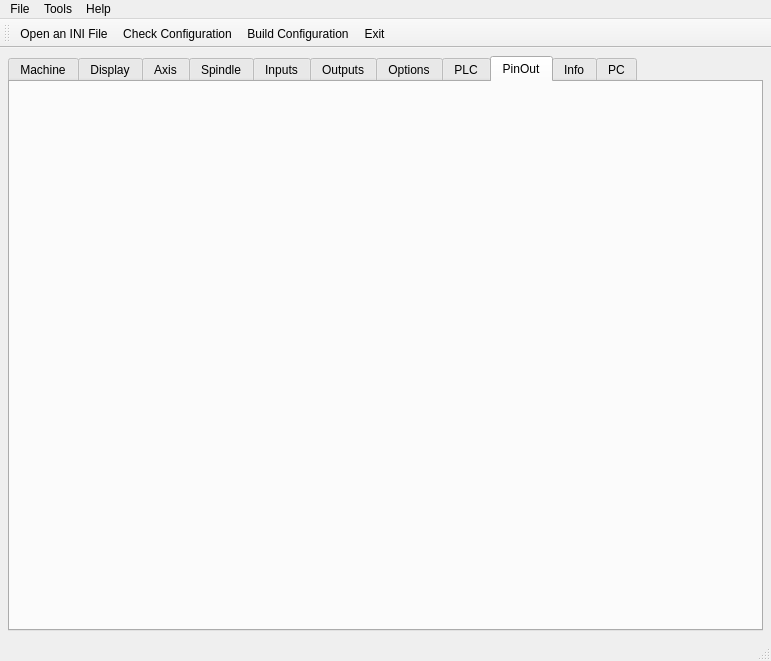
Above: 7i96.ui from snelweg/7i96 before the change. Below: the same form after it.
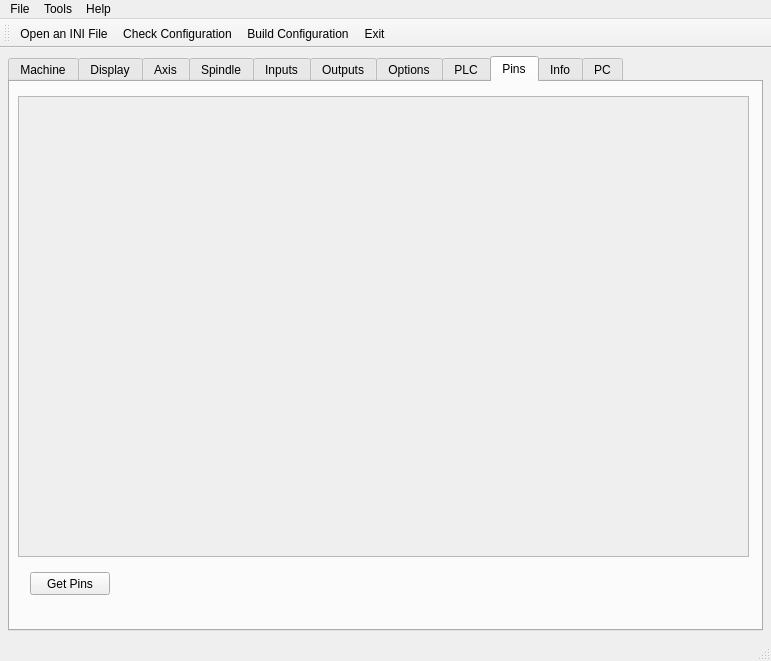
That is the form after the change. The open tabs and pages were chosen to show the change.

Commit message: get pins and display them

```diff
--- a/7i96.ui
+++ b/7i96.ui
@@ -6196,8 +6196,56 @@
       </widget>
       <widget class="QWidget" name="tab">
        <attribute name="title">
-        <string>PinOut</string>
+        <string>Pins</string>
        </attribute>
+       <widget class="QScrollArea" name="scrollArea_4">
+        <property name="geometry">
+         <rect>
+          <x>8</x>
+          <y>14</y>
+          <width>731</width>
+          <height>461</height>
+         </rect>
+        </property>
+        <property name="widgetResizable">
+         <bool>true</bool>
+        </property>
+        <widget class="QWidget" name="scrollAreaWidgetContents_4">
+         <property name="geometry">
+          <rect>
+           <x>0</x>
+           <y>0</y>
+           <width>729</width>
+           <height>459</height>
+          </rect>
+         </property>
+         <layout class="QGridLayout" name="gridLayout_41">
+          <item row="0" column="0">
+           <widget class="QLabel" name="pinsLB">
+            <property name="text">
+             <string/>
+            </property>
+            <property name="alignment">
+             <set>Qt::AlignLeading|Qt::AlignLeft|Qt::AlignTop</set>
+            </property>
+           </widget>
+          </item>
+         </layout>
+        </widget>
+       </widget>
+       <widget class="QPushButton" name="pinsPB">
+        <property name="geometry">
+         <rect>
+          <x>20</x>
+          <y>490</y>
+          <width>80</width>
+          <height>23</height>
+         </rect>
+        </property>
+        <property name="text">
+         <string>Get Pins</string>
+        </property>
+       </widget>
       </widget>
       <widget class="QWidget" name="tab_2">
        <attribute name="title">
```
The commit also changes 2 other files.
